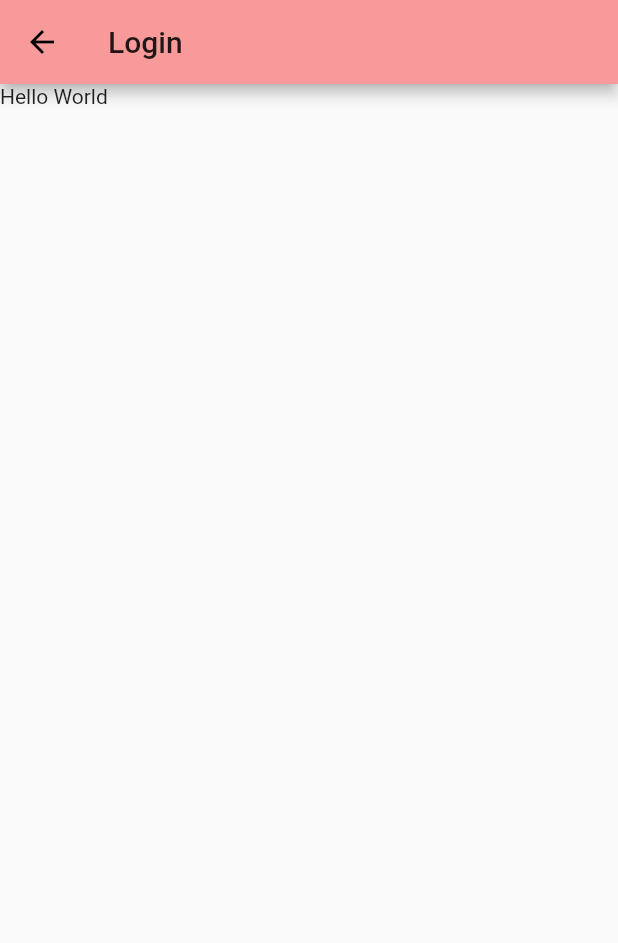
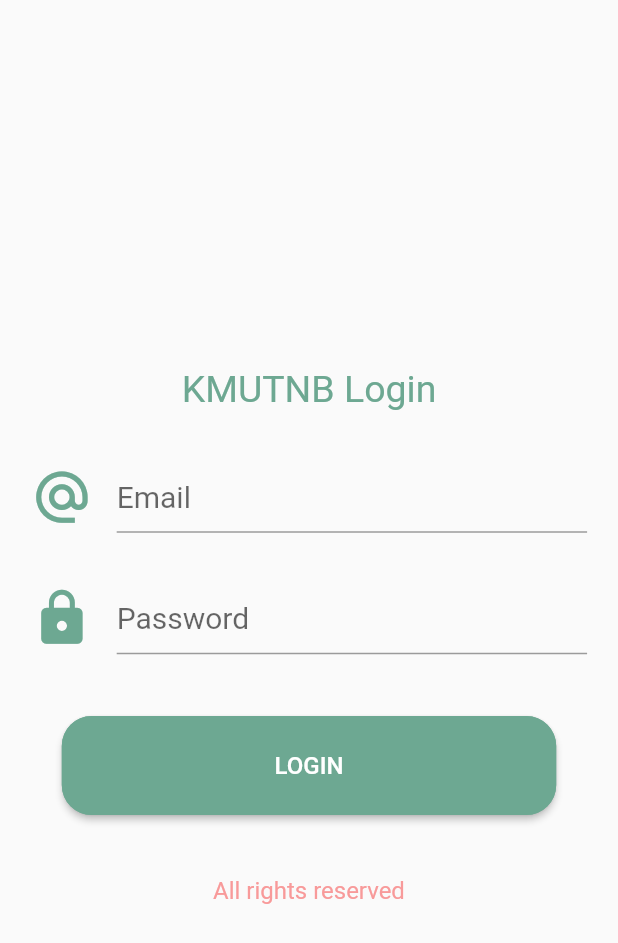
Before and after one commit to anutchai/mobileappweek1, a Flutter app: the screen it shows after launch, after a tap on "SIGN IN", on a phone screen of 412 x 824 dp. Shown: the top 943 px of the screen. Run offline on Flutter 3.47's test engine with Material 2 defaults, Android fonts, the phone set to English and light mode, and no system bars; our stand-ins replace sembast.

Commit message:
Update Login Form

```diff
--- /dev/null
+++ b/lib/backend/database.dart
@@ -0,0 +1,49 @@
+import 'package:path/path.dart';
+import 'package:path_provider/path_provider.dart';
+import 'package:sembast/sembast.dart';
+import 'package:sembast/sembast_io.dart';
+
+class DBLocal {
+  var dbname = "TCT";
+
+  Future<Database> connectDB() async {
+    // หาตำแหน่งของ Path ในตัว Mobile Device
+    dynamic directory = await getApplicationDocumentsDirectory();
+    // print(directory);
+    var location = join(directory.path, this.dbname);
+    // print(location);
+
+    // การสร้าง DB File
+    var createDB = databaseFactoryIo;
+    var db = await createDB.openDatabase(location);
+    // print(db);
+
+    return db;
+  }
+
+  Future<void> register(name, surname, email, password) async {
+    // print("$name $surname $email $password");
+    // กระบวนสร้าง Database หรือการเปิด Database
+    var db = await this.connectDB();
+    // การกำหนด store
+    var store = intMapStoreFactory.store('user');
+    // print(store);
+
+    var user = await store.add(db, {
+      'name': name,
+      'surname': surname,
+      'email': email,
+      'password': password,
+    });
+
+    print(user);
+
+    await store.find(db).then((response) {
+      print(response);
+    }).catchError((onError) {
+      print(onError);
+    });
+
+    db.close();
+  }
+}
--- a/lib/screen/login.dart
+++ b/lib/screen/login.dart
@@ -1,4 +1,5 @@
 import 'package:flutter/material.dart';
+import 'package:mobileappweek1/config/constant.dart';
 
 class Login extends StatefulWidget {
   @override
@@ -7,12 +8,89 @@ class Login extends StatefulWidget {
 
 class _LoginState extends State<Login> {
   @override
+  @override
   Widget build(BuildContext context) {
+    Size size = MediaQuery.of(context).size;
     return Scaffold(
-      appBar: AppBar(
-        title: Text('Login'),
+      body: Container(
+        alignment: Alignment.center,
+        child: SingleChildScrollView(
+          child: Column(
+            mainAxisAlignment: MainAxisAlignment.start,
+            children: <Widget>[
+              SizedBox(
+                height: size.height * 0.03,
+              ),
+              Text(
+                'KMUTNB Login',
+                style: TextStyle(fontSize: 25, color: pColor),
+              ),
+              SizedBox(
+                height: size.height * 0.04,
+              ),
+              Container(
+                width: size.width * 0.9,
+                child: TextFormField(
+                  style: TextStyle(color: Colors.black, fontSize: 20),
+                  decoration: InputDecoration(
+                    icon: Icon(
+                      Icons.alternate_email,
+                      color: pColor,
+                      size: size.height * 0.05,
+                    ),
+                    hintText: "Email",
+                  ),
+                ),
+              ),
+              SizedBox(
+                height: size.height * 0.04,
+              ),
+              Container(
+                width: size.width * 0.9,
+                child: TextFormField(
+                  style: TextStyle(color: Colors.black, fontSize: 20),
+                  obscureText: true,
+                  decoration: InputDecoration(
+                    icon: Icon(
+                      Icons.lock,
+                      color: pColor,
+                      size: size.height * 0.05,
+                    ),
+                    hintText: "Password",
+                  ),
+                ),
+              ),
+              SizedBox(
+                height: size.height * 0.05,
+              ),
+              Container(
+                width: size.width * 0.8,
+                height: size.height * 0.08,
+                child: RaisedButton(
+                  shape: RoundedRectangleBorder(
+                      borderRadius: BorderRadius.circular(20.0),
+                      side: BorderSide(color: pColor)),
+                  onPressed: () {},
+                  color: pColor,
+                  textColor: Colors.white,
+                  child: Text("login".toUpperCase(),
+                      style: TextStyle(fontSize: 16)),
+                ),
+              ),
+              SizedBox(
+                height: size.height * 0.05,
+              ),
+              Text(
+                'All rights reserved',
+                style: TextStyle(
+                  fontSize: 16,
+                  color: sColor,
+                ),
+              ),
+            ],
+          ),
+        ),
       ),
-      body: Text('Hello World'),
     );
   }
 }
--- a/lib/screen/register.dart
+++ b/lib/screen/register.dart
@@ -1,4 +1,5 @@
 import 'package:flutter/material.dart';
+import 'package:mobileappweek1/backend/database.dart';
 import 'package:mobileappweek1/config/constant.dart';
 
 class Register extends StatefulWidget {
@@ -144,11 +145,14 @@ class _RegisterState extends State<Register> {
         ),
         onPressed: () {
           print("Hello");
+
+          var local = new DBLocal();
+
           if (formKey.currentState!.validate()) {
             formKey.currentState!.save();
-            print(
-                "Name : $name Surname : $surname Emai : $email Password : $password ");
+            local.register(name, surname, email, password);
             formKey.currentState!.reset();
+            Navigator.pushNamed(context, 'Login');
           }
         },
         child: Text('Submit'),
--- a/pubspec.yaml
+++ b/pubspec.yaml
@@ -14,6 +14,9 @@ dependencies:
 
   cupertino_icons: ^1.0.2
   adobe_xd: ^2.0.0+1
+  sembast: ^3.1.0+2
+  path_provider: ^2.0.4
+  path: ^1.8.0
 
 
 dev_dependencies:
```
Also changed, not shown: pubspec.lock.
